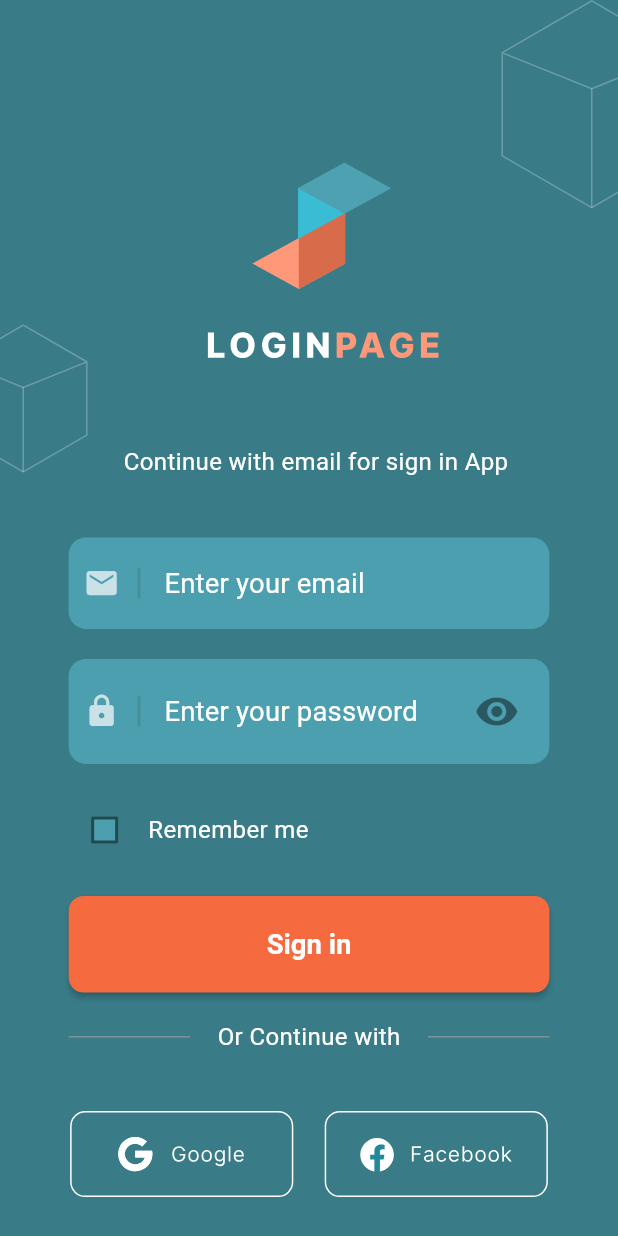
After one commit to ZainNaqvi/Youtube-Comment-Box-Clon, a Flutter app: the screen it shows after launch, on a phone screen of 412 x 824 dp. The commit adds this screen. Run offline on Flutter 3.47's test engine with Material 2 defaults, Android fonts, the phone set to English and light mode, and no system bars; our stand-ins replace flutter_screenutil, flutter_svg.

Commit message:
file management

```diff
--- a/lib/main.dart
+++ b/lib/main.dart
@@ -1,4 +1,4 @@
-import 'package:firebase_flutter_project/screens/login.dart';
+import 'package:firebase_flutter_project/screens/loginScreen/login.dart';
 import 'package:flutter/material.dart';
 import 'package:flutter_screenutil/flutter_screenutil.dart';
 
@@ -30,7 +30,7 @@ class MyApp extends StatelessWidget {
           home: child,
         );
       },
-      child: LoginPage(),
+      child: LoginScreen(),
     );
   }
 }
--- /dev/null
+++ b/lib/screens/loginScreen/components/form.dart
@@ -0,0 +1,141 @@
+import 'package:firebase_flutter_project/screens/loginScreen/components/horizontalDIvider.dart';
+import 'package:firebase_flutter_project/screens/loginScreen/components/sociallinks.dart';
+import 'package:firebase_flutter_project/widgets/customOutlineDecoration.dart';
+import 'package:firebase_flutter_project/widgets/customPrefixIcon.dart';
+import 'package:firebase_flutter_project/widgets/customSuffxIcon.dart';
+import 'package:firebase_flutter_project/widgets/defaulButton.dart';
+import 'package:firebase_flutter_project/widgets/footer.dart';
+import 'package:flutter/material.dart';
+import 'package:flutter_screenutil/flutter_screenutil.dart';
+
+class LoginForm extends StatefulWidget {
+  const LoginForm({Key? key}) : super(key: key);
+
+  @override
+  State<LoginForm> createState() => _LoginFormState();
+}
+
+class _LoginFormState extends State<LoginForm> {
+  TextEditingController _userEmailController = TextEditingController();
+  TextEditingController _userPasswordController = TextEditingController();
+  bool checkBoxIsSelected = false;
+  @override
+  Widget build(BuildContext context) {
+    return Padding(
+      padding: EdgeInsets.symmetric(
+        horizontal: 40.w,
+      ),
+      child: Column(
+        children: [
+          TextFormField(
+            controller: _userEmailController,
+            keyboardType: TextInputType.emailAddress,
+            textInputAction: TextInputAction.next,
+            style: TextStyle(
+              color: Colors.white,
+            ),
+            decoration: InputDecoration(
+              prefixIcon: customPrefixIcon(
+                iconData: Icons.email,
+              ),
+              enabledBorder: customOutlineDecoration(),
+              border: customOutlineDecoration(),
+              focusedBorder: customOutlineDecoration(),
+              fillColor: Color.fromARGB(82, 116, 234, 255),
+              filled: true,
+              hintText: "Enter your email",
+              hintStyle: TextStyle(
+                color: Colors.white,
+              ),
+            ),
+          ),
+          SizedBox(
+            height: 20,
+          ),
+          TextFormField(
+            controller: _userPasswordController,
+            keyboardType: TextInputType.text,
+            textInputAction: TextInputAction.done,
+            style: TextStyle(
+              color: Colors.white,
+            ),
+            decoration: InputDecoration(
+              suffixIcon: suffixicon(
+                icon: Icons.remove_red_eye,
+              ),
+              prefixIcon: customPrefixIcon(
+                iconData: Icons.lock,
+              ),
+              enabledBorder: customOutlineDecoration(),
+              border: customOutlineDecoration(),
+              focusedBorder: customOutlineDecoration(),
+              fillColor: Color.fromARGB(82, 116, 234, 255),
+              filled: true,
+              hintText: "Enter your password",
+              hintStyle: TextStyle(
+                color: Colors.white,
+              ),
+            ),
+          ),
+          // Remember me
+          SizedBox(
+            height: 20,
+          ),
+          Row(
+            children: [
+              Checkbox(
+                splashRadius: 10,
+                fillColor: MaterialStateProperty.all(
+                  Color.fromARGB(82, 116, 234, 255),
+                ),
+                value: checkBoxIsSelected,
+                onChanged: (value) {
+                  setState(
+                    () {
+                      checkBoxIsSelected = !checkBoxIsSelected;
+                    },
+                  );
+                },
+              ),
+              SizedBox(
+                width: 5,
+              ),
+              Text(
+                "Remember me",
+                style: TextStyle(
+                  color: Colors.white,
+                ),
+              ),
+            ],
+          ),
+          SizedBox(
+            height: 20,
+          ),
+          defaultButton(
+            text: "Sign in",
+            press: () {},
+          ),
+          SizedBox(
+            height: 20,
+          ),
+          horizontalDivider(),
+          SizedBox(
+            height: 40,
+          ),
+          socialLinkLogin(),
+          SizedBox(
+            height: 31,
+          ),
+          footer(
+            text: "Don’t have account?",
+            linkText: "Sign up",
+            press: () {},
+          ),
+          SizedBox(
+            height: 10,
+          ),
+        ],
+      ),
+    );
+  }
+}
--- /dev/null
+++ b/lib/screens/loginScreen/components/horizontalDIvider.dart
@@ -0,0 +1,31 @@
+import 'package:flutter/material.dart';
+import 'package:flutter_screenutil/flutter_screenutil.dart';
+
+Row horizontalDivider() {
+  return Row(
+    children: [
+      Expanded(
+        child: Divider(
+          color: Colors.grey,
+        ),
+      ),
+      SizedBox(
+        width: 16.w,
+      ),
+      Text(
+        "Or Continue with",
+        style: TextStyle(
+          color: Colors.white,
+        ),
+      ),
+      SizedBox(
+        width: 16.w,
+      ),
+      Expanded(
+        child: Divider(
+          color: Colors.grey,
+        ),
+      ),
+    ],
+  );
+}
--- /dev/null
+++ b/lib/screens/loginScreen/components/sociallinks.dart
@@ -0,0 +1,21 @@
+import 'package:firebase_flutter_project/widgets/customOutlinedbutton.dart';
+import 'package:flutter/material.dart';
+
+Row socialLinkLogin() {
+  return Row(
+    mainAxisAlignment: MainAxisAlignment.spaceAround,
+    children: [
+      customOutLinedBUtton(
+        press: () {},
+        imageURl: "assets/svg/googleButton.svg",
+      ),
+      SizedBox(
+        width: 17,
+      ),
+      customOutLinedBUtton(
+        press: () {},
+        imageURl: "assets/svg/fbButton.svg",
+      ),
+    ],
+  );
+}
--- /dev/null
+++ b/lib/screens/loginScreen/login.dart
@@ -0,0 +1,69 @@
+import 'package:firebase_flutter_project/screens/loginScreen/components/form.dart';
+import 'package:flutter/material.dart';
+import 'package:flutter_screenutil/flutter_screenutil.dart';
+import 'package:flutter_svg/flutter_svg.dart';
+
+class LoginScreen extends StatelessWidget {
+  static String routeName = "/loginScreen";
+
+  @override
+  Widget build(BuildContext context) {
+    return Scaffold(
+      backgroundColor: Color.fromARGB(255, 57, 124, 136),
+      body: SingleChildScrollView(
+        child: SafeArea(
+          child: Column(
+            children: [
+              SizedBox(
+                height: 300.h,
+                child: Stack(
+                  fit: StackFit.expand,
+                  children: [
+                    Positioned(
+                      key: Key("fdadsfa"),
+                      top: 0.h,
+                      right: 0.w,
+                      child: SvgPicture.asset(
+                        "assets/svg/rightImage.svg",
+                      ),
+                    ),
+                    Positioned(
+                      key: Key("fda"),
+                      left: MediaQuery.of(context).size.width / 3,
+                      top: 90.h,
+                      child: SvgPicture.asset(
+                        "assets/svg/centerImage.svg",
+                      ),
+                    ),
+                    Positioned(
+                      key: Key("TExt"),
+                      left: 72.w,
+                      top: 250.h,
+                      child: Text(
+                        "Continue with email for sign in App",
+                        style: TextStyle(
+                          color: Color(0xFFFFFFFF),
+                          fontSize: 14.sp,
+                          fontWeight: FontWeight.normal,
+                        ),
+                      ),
+                    ),
+                    Positioned(
+                      key: Key("fdadsdfasfad"),
+                      left: 0.w,
+                      top: 181.h,
+                      child: SvgPicture.asset(
+                        "assets/svg/leftImage.svg",
+                      ),
+                    ),
+                  ],
+                ),
+              ),
+              LoginForm(),
+            ],
+          ),
+        ),
+      ),
+    );
+  }
+}
--- /dev/null
+++ b/lib/widgets/defaulButton.dart
@@ -0,0 +1,23 @@
+import 'package:flutter/material.dart';
+import 'package:flutter_screenutil/flutter_screenutil.dart';
+
+ElevatedButton defaultButton({
+  required String text,
+  required VoidCallback press,
+}) {
+  return ElevatedButton(
+    style: ElevatedButton.styleFrom(
+      shape: RoundedRectangleBorder(
+        borderRadius: BorderRadius.circular(10),
+      ),
+      textStyle: TextStyle(
+        fontWeight: FontWeight.w600,
+        fontSize: 16.sp,
+      ),
+      minimumSize: Size(293.w, 54.h),
+      primary: Color(0xFFF56B3F),
+    ),
+    onPressed: press,
+    child: Text(text),
+  );
+}
--- /dev/null
+++ b/lib/widgets/footer.dart
@@ -0,0 +1,27 @@
+import 'package:flutter/material.dart';
+
+Row footer({
+  required String text,
+  required VoidCallback press,
+  required String linkText,
+}) {
+  return Row(
+    mainAxisAlignment: MainAxisAlignment.center,
+    children: [
+      Text(
+        text,
+        style: TextStyle(
+          color: Colors.white,
+          fontWeight: FontWeight.w500,
+        ),
+      ),
+      TextButton(
+        onPressed: press,
+        child: Text(
+          linkText,
+          style: TextStyle(color: Colors.yellow[600]),
+        ),
+      ),
+    ],
+  );
+}
```
Also changed, not shown: lib/routes/routes.dart (added, +8 -0 lines), lib/screens/SignUpScreen/signup.dart (added, +14 -0 lines), lib/screens/login.dart (deleted, +0 -282 lines), lib/widgets/customOutlinedbutton.dart (added, +26 -0 lines).
